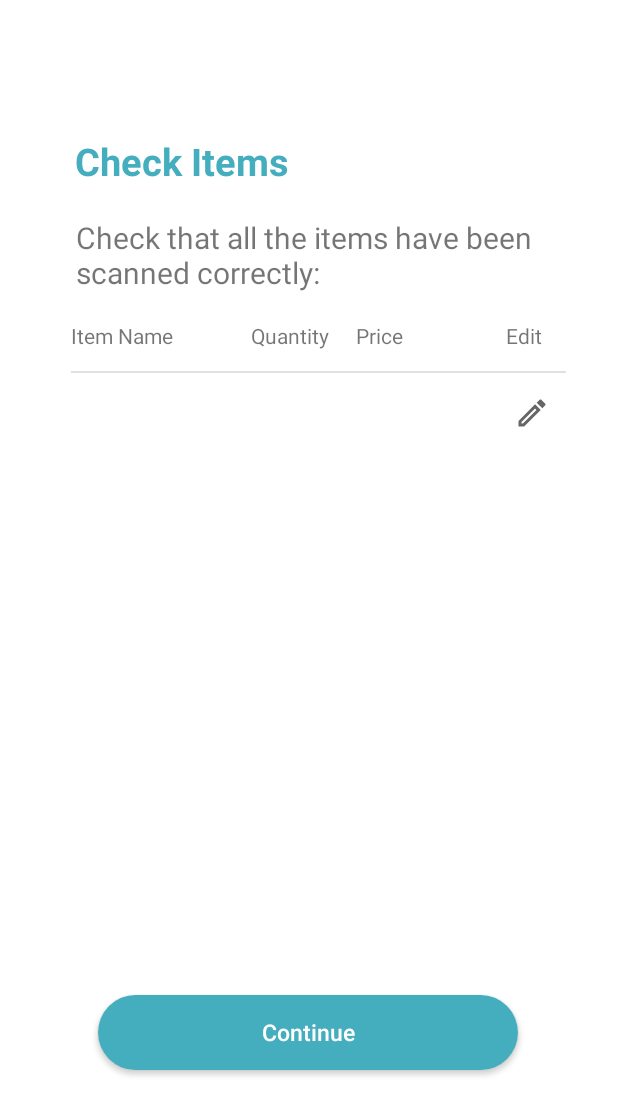
After one commit to dosodrac/splitsy_project2021, an Android app: the layout check_items.xml on its own in the app's theme, with its tools: preview values and no code run, on a phone screen of 412 x 824 dp. The commit adds this screen. Shown: the top 1115 px of the screen. Run offline under Robolectric (Android 15) with nearby library versions, the phone set to English and light mode, and no system bars.

Commit message:
Check items page added.

```diff
--- /dev/null
+++ b/app/src/main/res/drawable/ic_outline_mode_edit.xml
@@ -0,0 +1,13 @@
+<vector xmlns:android="http://schemas.android.com/apk/res/android"
+    android:width="24dp"
+    android:height="24dp"
+    android:viewportWidth="24"
+    android:viewportHeight="24"
+    android:tint="?attr/colorControlNormal">
+  <path
+      android:fillColor="@android:color/white"
+      android:pathData="M3,21l3.75,0L17.81,9.94l-3.75,-3.75L3,17.25L3,21zM5,18.08l9.06,-9.06l0.92,0.92L5.92,19L5,19L5,18.08z"/>
+  <path
+      android:fillColor="@android:color/white"
+      android:pathData="M18.37,3.29c-0.39,-0.39 -1.02,-0.39 -1.41,0l-1.83,1.83l3.75,3.75l1.83,-1.83c0.39,-0.39 0.39,-1.02 0,-1.41L18.37,3.29z"/>
+</vector>
--- /dev/null
+++ b/app/src/main/res/layout/check_items.xml
@@ -0,0 +1,142 @@
+<?xml version="1.0" encoding="utf-8"?>
+<androidx.constraintlayout.widget.ConstraintLayout
+    xmlns:android="http://schemas.android.com/apk/res/android"
+    xmlns:app="http://schemas.android.com/apk/res-auto"
+    xmlns:tools="http://schemas.android.com/tools"
+    android:layout_width="match_parent"
+    android:layout_height="match_parent">
+
+    <TextView
+        android:id="@+id/checkItemsText"
+        android:layout_width="wrap_content"
+        android:layout_height="wrap_content"
+        android:text="@string/check_items"
+        android:textColor="@color/logoGreen"
+        android:textSize="25sp"
+        android:textStyle="bold"
+        app:layout_constraintBottom_toBottomOf="parent"
+        app:layout_constraintEnd_toEndOf="parent"
+        app:layout_constraintHorizontal_bias="0.186"
+        app:layout_constraintStart_toStartOf="parent"
+        app:layout_constraintTop_toTopOf="parent"
+        app:layout_constraintVertical_bias="0.114" />
+
+    <TextView
+        android:id="@+id/checkContent"
+        android:layout_width="329dp"
+        android:layout_height="61dp"
+        android:layout_marginTop="20dp"
+        android:text="@string/check_that_all_the_items_have_been_scanned_correctly"
+        android:textSize="20sp"
+        app:layout_constraintBottom_toBottomOf="parent"
+        app:layout_constraintEnd_toEndOf="parent"
+        app:layout_constraintHorizontal_bias="0.609"
+        app:layout_constraintStart_toStartOf="parent"
+        app:layout_constraintTop_toBottomOf="@+id/checkItemsText"
+        app:layout_constraintVertical_bias="0.0" />
+
+    <TableRow
+        android:id="@+id/tableRowHeadings"
+        android:layout_width="336dp"
+        android:layout_height="24dp"
+        app:layout_constraintBottom_toBottomOf="parent"
+        app:layout_constraintEnd_toEndOf="parent"
+        app:layout_constraintHorizontal_bias="0.625"
+        app:layout_constraintStart_toStartOf="parent"
+        app:layout_constraintTop_toBottomOf="@+id/checkContent"
+        app:layout_constraintVertical_bias="0.014">
+
+        <TextView
+            android:id="@+id/itemNameText"
+            android:layout_width="120dp"
+            android:layout_height="wrap_content"
+            android:text="@string/item_name" />
+
+        <TextView
+            android:id="@+id/quantityText"
+            android:layout_width="70dp"
+            android:layout_height="wrap_content"
+            android:text="@string/quantity" />
+
+        <TextView
+            android:id="@+id/priceOfItemText"
+            android:layout_width="100dp"
+            android:layout_height="wrap_content"
+            android:text="@string/price" />
+
+        <TextView
+            android:id="@+id/editText"
+            android:layout_width="40dp"
+            android:layout_height="wrap_content"
+            android:text="@string/edit" />
+
+    </TableRow>
+
+    <TableRow
+        android:id="@+id/tableRowItems"
+        android:layout_width="332dp"
+        android:layout_height="33dp"
+        app:layout_constraintBottom_toBottomOf="parent"
+        app:layout_constraintEnd_toEndOf="parent"
+        app:layout_constraintHorizontal_bias="0.632"
+        app:layout_constraintStart_toStartOf="parent"
+        app:layout_constraintTop_toBottomOf="@+id/divider"
+        app:layout_constraintVertical_bias="0.027">
+
+        <TextView
+            android:id="@+id/itemNameList"
+            android:layout_width="114dp"
+            android:layout_height="wrap_content"
+            android:text="" />
+
+        <TextView
+            android:id="@+id/quantityList"
+            android:layout_width="70dp"
+            android:layout_height="wrap_content"
+            android:text="" />
+
+        <TextView
+            android:id="@+id/priceOfItemList"
+            android:layout_width="100dp"
+            android:layout_height="wrap_content"
+            android:text="" />
+
+        <ImageView
+            android:id="@+id/editList"
+            android:layout_width="40dp"
+            android:layout_height="wrap_content"
+            app:srcCompat="@drawable/ic_outline_mode_edit"
+
+            />
+    </TableRow>
+
+    <View
+        android:id="@+id/divider"
+        android:layout_width="330dp"
+        android:layout_height="1dp"
+        android:background="?android:attr/listDivider"
+        app:layout_constraintBottom_toBottomOf="parent"
+        app:layout_constraintEnd_toEndOf="parent"
+        app:layout_constraintHorizontal_bias="0.58"
+        app:layout_constraintStart_toStartOf="parent"
+        app:layout_constraintTop_toBottomOf="@+id/tableRowHeadings"
+        app:layout_constraintVertical_bias="0.016" />
+
+    <Button
+        android:id="@+id/continueButton"
+        style="@style/Widget.AppCompat.Button"
+        android:layout_width="280dp"
+        android:layout_height="50dp"
+        android:background="@drawable/button"
+        android:text="@string/continue_button"
+        android:textAllCaps="false"
+        android:textSize="15sp"
+        app:backgroundTint="@null"
+        app:layout_constraintBottom_toBottomOf="parent"
+        app:layout_constraintEnd_toEndOf="parent"
+        app:layout_constraintHorizontal_bias="0.496"
+        app:layout_constraintStart_toStartOf="parent"
+        app:layout_constraintTop_toTopOf="parent"
+        app:layout_constraintVertical_bias="0.857" />
+
+</androidx.constraintlayout.widget.ConstraintLayout>
--- a/app/src/main/res/layout/enable_fingerprint.xml
+++ b/app/src/main/res/layout/enable_fingerprint.xml
@@ -27,6 +27,7 @@
         android:layout_height="52dp"
         android:layout_marginTop="20dp"
         android:text="@string/give_splitisy_permission_to_unlock_this_app_using_the_fingerprint_sensor"
+        android:textSize="16sp"
         app:layout_constraintBottom_toBottomOf="parent"
         app:layout_constraintEnd_toEndOf="parent"
         app:layout_constraintHorizontal_bias="0.469"
--- a/app/src/main/res/values/strings.xml
+++ b/app/src/main/res/values/strings.xml
@@ -68,6 +68,12 @@
     <string name="please_use_biometrics_to_sign_in">Please use biometrics to sign in.</string>
     <string name="change_account">Change Account</string>
     <string name="not_you">Not you?</string>
+    <string name="check_items">Check Items</string>
+    <string name="check_that_all_the_items_have_been_scanned_correctly">Check that all the items have been scanned correctly:</string>
+    <string name="item_name">Item Name</string>
+    <string name="quantity">Quantity</string>
+    <string name="price">Price</string>
+    <string name="edit">Edit</string>
 
     <!-- Array for spinner on create new bill page -->
     <string-array name="numOfMembersArray">
```
